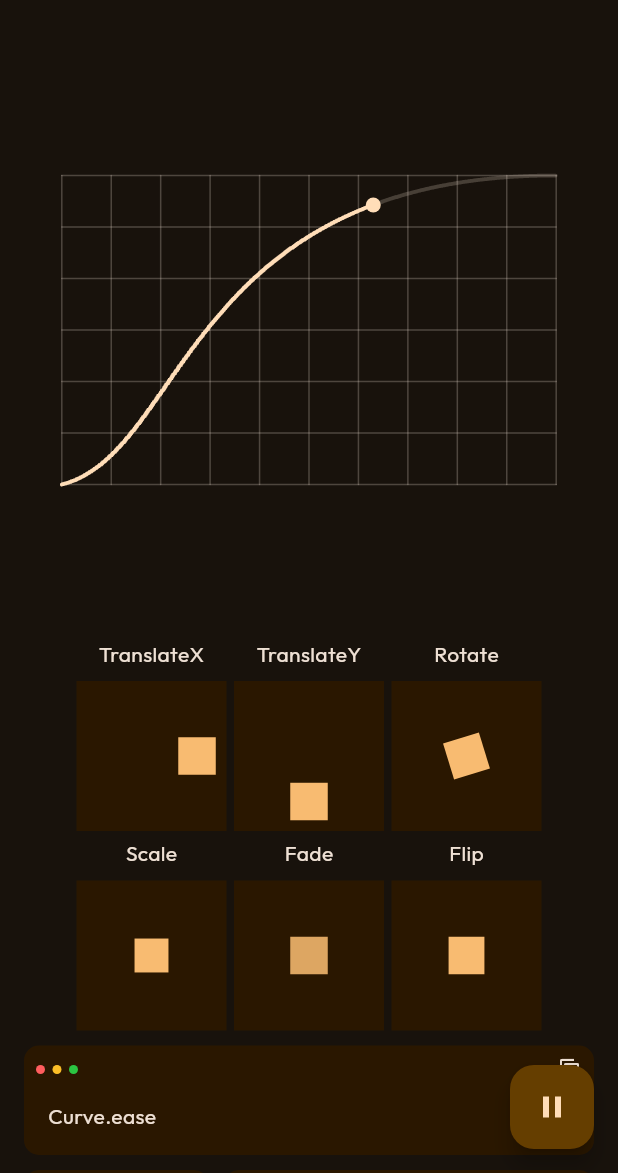
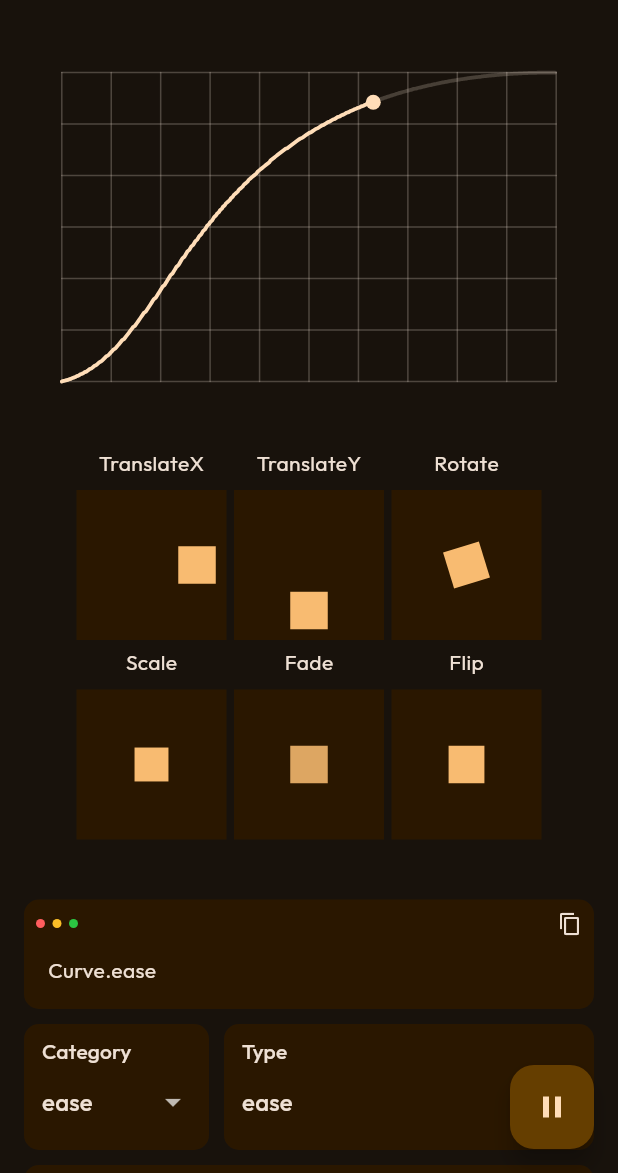
Before and after one commit to vchib1/flutter-curve-visualizer, a Flutter app: the screen it shows after launch, after a tap on the "dark mode" icon, on a phone screen of 412 x 824 dp, the part 63-1236 px from its top. Run offline on Flutter 3.47's test engine with Material 3 defaults, Android fonts, the phone set to English and light mode, and no system bars; drawn by our look-alikes of flutter_animate; our stand-ins replace flutter_svg, shared_preferences.

Commit message:
minor refactoring to home page and graph widget

```diff
--- a/lib/views/home_page.dart
+++ b/lib/views/home_page.dart
@@ -119,6 +119,9 @@ class _HomePageState extends State<HomePage> with TickerProviderStateMixin {
     final double spacing = screenMode.spacing;
 
     final animationWidget = Column(
+      spacing: spacing,
+      mainAxisAlignment: MainAxisAlignment.start,
+      mainAxisSize: MainAxisSize.min,
       children: [
         // Graph
         GraphWidget(
@@ -128,6 +131,7 @@ class _HomePageState extends State<HomePage> with TickerProviderStateMixin {
 
         // Box Animations
         AnimationBoxes(curveAnimation: curveAnimation),
+        SizedBox(height: spacing * 2),
       ],
     );
 
@@ -214,18 +218,18 @@ class _HomePageState extends State<HomePage> with TickerProviderStateMixin {
           ),
         ),
       ),
-      body: SingleChildScrollView(
-        child: Container(
-          alignment: Alignment.center,
-          width: MediaQuery.of(context).size.width,
-          padding: const EdgeInsets.symmetric(horizontal: 16.0),
+      body: Container(
+        alignment: Alignment.center,
+        padding: const EdgeInsets.symmetric(horizontal: 16.0),
+        width: double.infinity,
+        child: SingleChildScrollView(
           child: switch (ScreenModeWidget.of(context)) {
             ScreenMode.mobile => Column(
                 spacing: spacing,
                 children: [
                   animationWidget,
                   controlsWidget,
-                  const SizedBox(height: 10),
+                  SizedBox(height: spacing),
                 ],
               ),
             ScreenMode.tablet => Column(
@@ -233,11 +237,12 @@ class _HomePageState extends State<HomePage> with TickerProviderStateMixin {
                 children: [
                   animationWidget,
                   controlsWidget,
-                  const SizedBox(height: 20),
+                  SizedBox(height: spacing),
                 ],
               ),
             ScreenMode.web => Row(
                 spacing: spacing,
+                mainAxisSize: MainAxisSize.min,
                 children: [
                   Expanded(
                     flex: 2,
@@ -247,6 +252,7 @@ class _HomePageState extends State<HomePage> with TickerProviderStateMixin {
                     flex: 1,
                     child: controlsWidget,
                   ),
+                  SizedBox(width: spacing * 3),
                 ],
               ),
           },
--- a/lib/views/widgets/graph/graph_config.dart
+++ b/lib/views/widgets/graph/graph_config.dart
@@ -16,7 +16,7 @@ class GraphConfiguration {
   const GraphConfiguration({
     this.xAxisLineCount = 10,
     this.yAxisLineCount = 10,
-    this.curveDivisions = 1000,
+    this.curveDivisions = 500,
     required this.axisColor,
     required this.curveLineColor,
     required this.graphMarkerColor,
--- a/lib/views/widgets/graph/graph_painter.dart
+++ b/lib/views/widgets/graph/graph_painter.dart
@@ -54,7 +54,7 @@ class GraphPainter extends CustomPainter {
     path.moveTo(0, (1 - points.first) * size.height);
 
     // Draw line segments based on the generated curve points
-    for (int i = 1; i < points.length; i++) {
+    for (int i = 0; i < points.length; i++) {
       // current point of the curve
       final currentX = controller.value * size.width;
       final currentY = (1 - points[i]) * size.height;
--- a/lib/views/widgets/graph/graph_widget.dart
+++ b/lib/views/widgets/graph/graph_widget.dart
@@ -33,7 +33,7 @@ class GraphWidget extends StatelessWidget {
 
     return SizedBox(
       width: screenSize.width * widthToTake,
-      height: screenSize.height / 2,
+      height: screenSize.height / 3,
       child: Center(
         child: CustomPaint(
           size: size,
```
